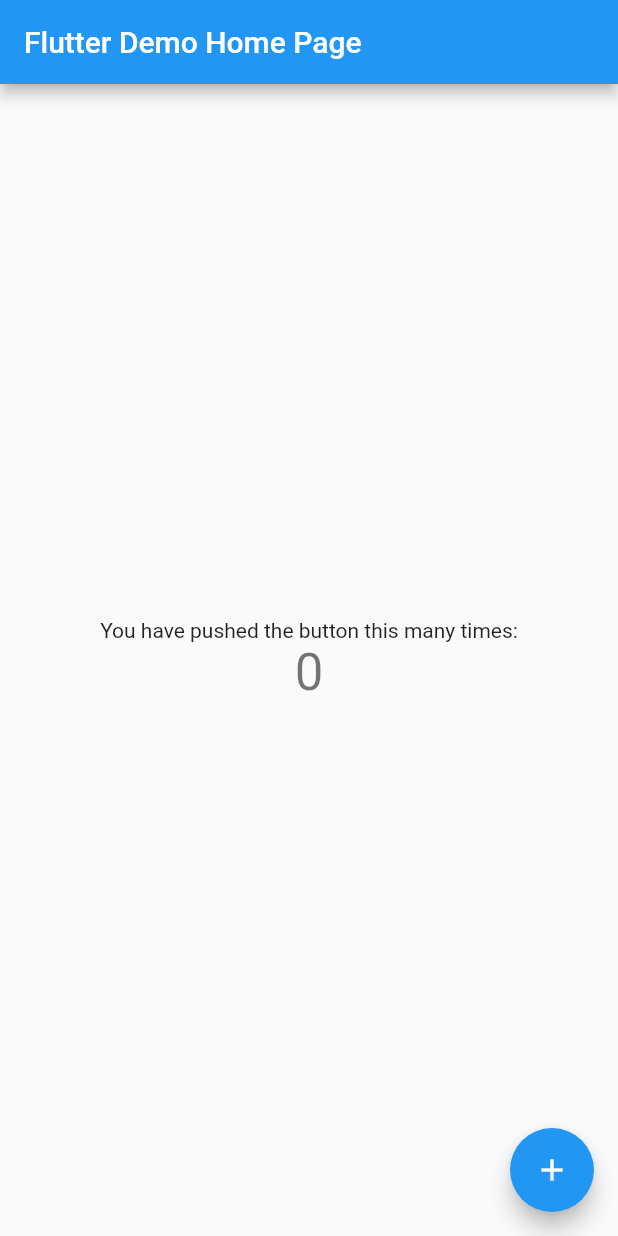
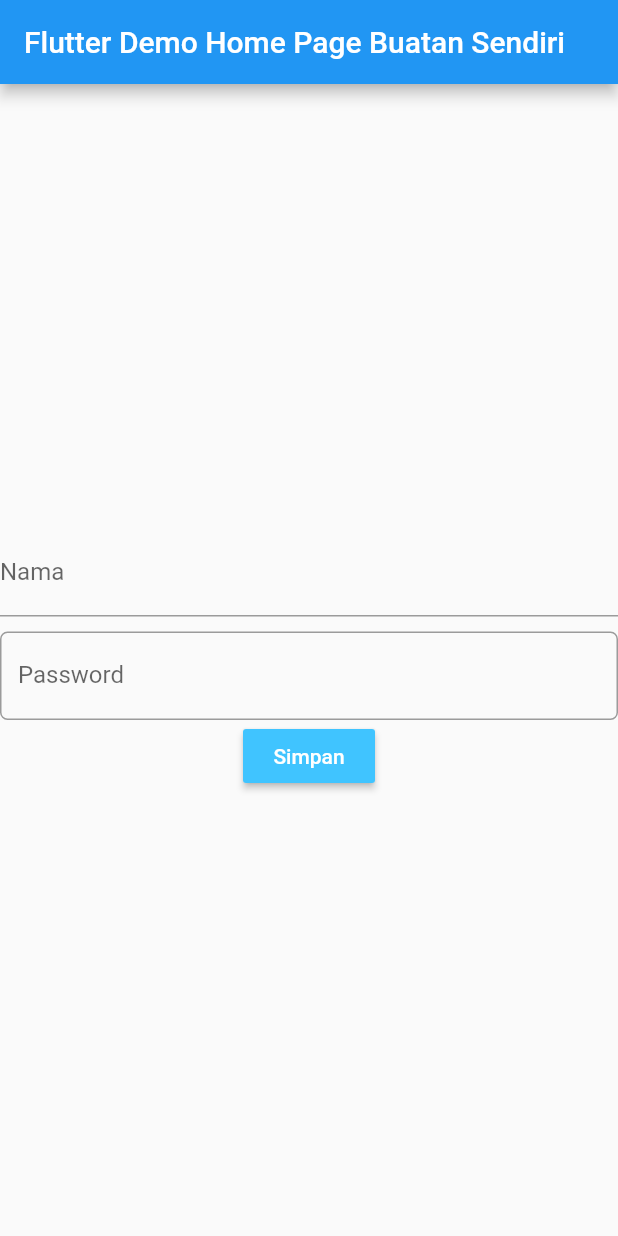
Before and after one commit to williamtheodorus/promob_72190339, a Flutter app: the screen it shows after launch, on a phone screen of 412 x 824 dp. Run offline on Flutter 3.47's test engine with Material 2 defaults, Android fonts, the phone set to English and light mode, and no system bars.

Commit message:
SELESAI FLUTTER

```diff
--- /dev/null
+++ b/lib/flutter1.dart
@@ -0,0 +1,68 @@
+import 'package:flutter/material.dart';
+
+class Flutter1 extends StatefulWidget {
+  const Flutter1({Key? key, required this.title}) : super(key: key);
+
+  final String title;
+
+  @override
+  State<Flutter1> createState() => _Flutter1();
+}
+
+class _Flutter1 extends State<Flutter1> {
+  void pressSimpan(){
+    print("Hello");
+  }
+
+  @override
+  Widget build(BuildContext context) {
+    return Scaffold(
+      appBar: AppBar(
+        title: Text(widget.title),
+      ),
+      body: Center(
+
+        child: Column(
+          mainAxisAlignment: MainAxisAlignment.center,
+          children: <Widget>[
+            TextFormField(
+              decoration: new InputDecoration(
+                labelText: "Nama",
+                hintText: "Masukan Nim",
+              ),
+            ),
+
+            Padding(
+              padding: EdgeInsets.all(5.0),
+            ),
+
+            TextFormField(
+              decoration: new InputDecoration(
+                  labelText: "Password",
+                  hintText: "Masukkan Password",
+                  border: OutlineInputBorder(
+                    borderRadius: new BorderRadius.circular(5),
+              )
+              ),
+            ),
+            RaisedButton(
+              onPressed: ()=> pressSimpan(),
+              color: Colors.lightBlueAccent,
+              child: Text(
+                "Simpan",
+                style: TextStyle(
+                  color: Colors.white
+                ),
+              ),
+            )
+          ],
+        ),
+      ),
+      //floatingActionButton: FloatingActionButton(
+      //  onPressed: _incrementCounter,
+      //  tooltip: 'Increment',
+      //  child: const Icon(Icons.add),
+      //), // This trailing comma makes auto-formatting nicer for build methods.
+    );
+  }
+}
--- a/lib/main.dart
+++ b/lib/main.dart
@@ -1,4 +1,5 @@
 import 'package:flutter/material.dart';
+import 'package:promob_72190339/flutter1.dart';
 
 void main() {
   runApp(const MyApp());
@@ -7,39 +8,21 @@ void main() {
 class MyApp extends StatelessWidget {
   const MyApp({Key? key}) : super(key: key);
 
-  // This widget is the root of your application.
   @override
   Widget build(BuildContext context) {
     return MaterialApp(
       title: 'Flutter Demo',
       theme: ThemeData(
-        // This is the theme of your application.
-        //
-        // Try running your application with "flutter run". You'll see the
-        // application has a blue toolbar. Then, without quitting the app, try
-        // changing the primarySwatch below to Colors.green and then invoke
-        // "hot reload" (press "r" in the console where you ran "flutter run",
-        // or simply save your changes to "hot reload" in a Flutter IDE).
-        // Notice that the counter didn't reset back to zero; the application
-        // is not restarted.
+
         primarySwatch: Colors.blue,
       ),
-      home: const MyHomePage(title: 'Flutter Demo Home Page'),
+      home: Flutter1(title: 'Flutter Demo Home Page Buatan Sendiri'),
     );
   }
 }
 
 class MyHomePage extends StatefulWidget {
   const MyHomePage({Key? key, required this.title}) : super(key: key);
-
-  // This widget is the home page of your application. It is stateful, meaning
-  // that it has a State object (defined below) that contains fields that affect
-  // how it looks.
-
-  // This class is the configuration for the state. It holds the values (in this
-  // case the title) provided by the parent (in this case the App widget) and
-  // used by the build method of the State. Fields in a Widget subclass are
-  // always marked "final".
 
   final String title;
 
@@ -52,47 +35,20 @@ class _MyHomePageState extends State<MyHomePage> {
 
   void _incrementCounter() {
     setState(() {
-      // This call to setState tells the Flutter framework that something has
-      // changed in this State, which causes it to rerun the build method below
-      // so that the display can reflect the updated values. If we changed
-      // _counter without calling setState(), then the build method would not be
-      // called again, and so nothing would appear to happen.
       _counter++;
     });
   }
 
   @override
   Widget build(BuildContext context) {
-    // This method is rerun every time setState is called, for instance as done
-    // by the _incrementCounter method above.
-    //
-    // The Flutter framework has been optimized to make rerunning build methods
-    // fast, so that you can just rebuild anything that needs updating rather
-    // than having to individually change instances of widgets.
     return Scaffold(
       appBar: AppBar(
-        // Here we take the value from the MyHomePage object that was created by
-        // the App.build method, and use it to set our appbar title.
         title: Text(widget.title),
       ),
       body: Center(
-        // Center is a layout widget. It takes a single child and positions it
-        // in the middle of the parent.
+
         child: Column(
-          // Column is also a layout widget. It takes a list of children and
-          // arranges them vertically. By default, it sizes itself to fit its
-          // children horizontally, and tries to be as tall as its parent.
-          //
-          // Invoke "debug painting" (press "p" in the console, choose the
-          // "Toggle Debug Paint" action from the Flutter Inspector in Android
-          // Studio, or the "Toggle Debug Paint" command in Visual Studio Code)
-          // to see the wireframe for each widget.
-          //
-          // Column has various properties to control how it sizes itself and
-          // how it positions its children. Here we use mainAxisAlignment to
-          // center the children vertically; the main axis here is the vertical
-          // axis because Columns are vertical (the cross axis would be
-          // horizontal).
+
           mainAxisAlignment: MainAxisAlignment.center,
           children: <Widget>[
             const Text(
```
